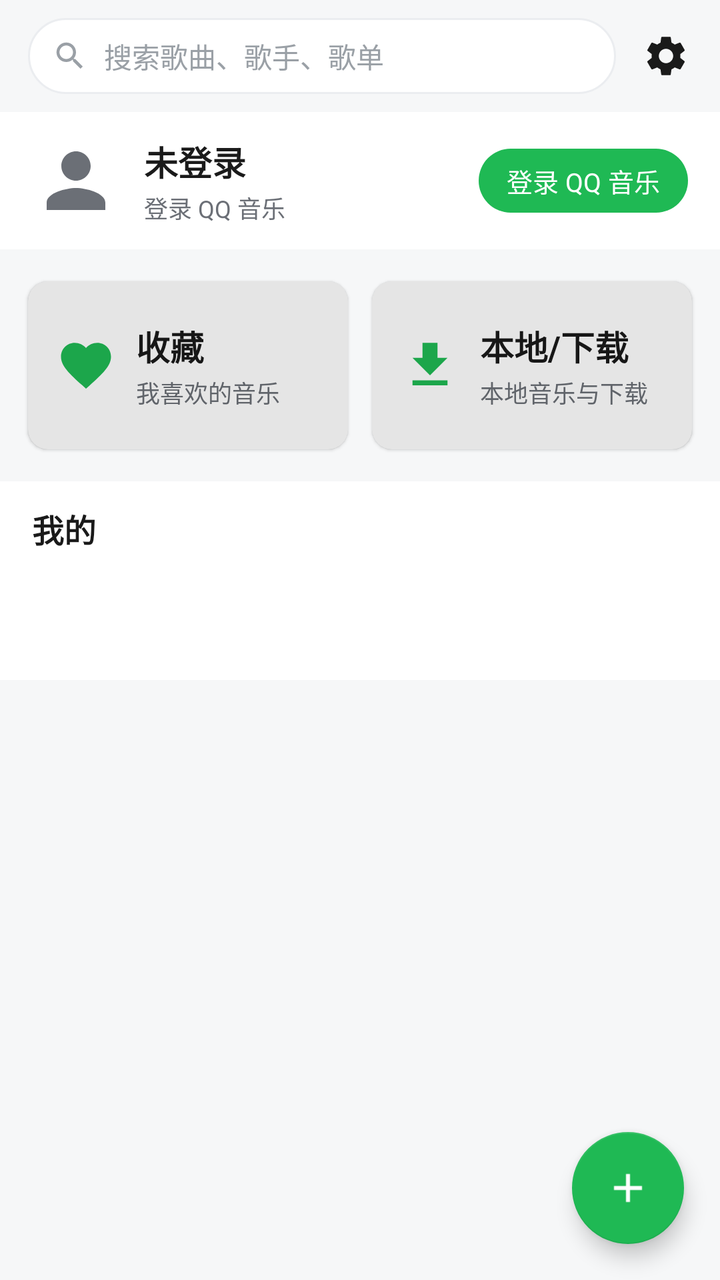
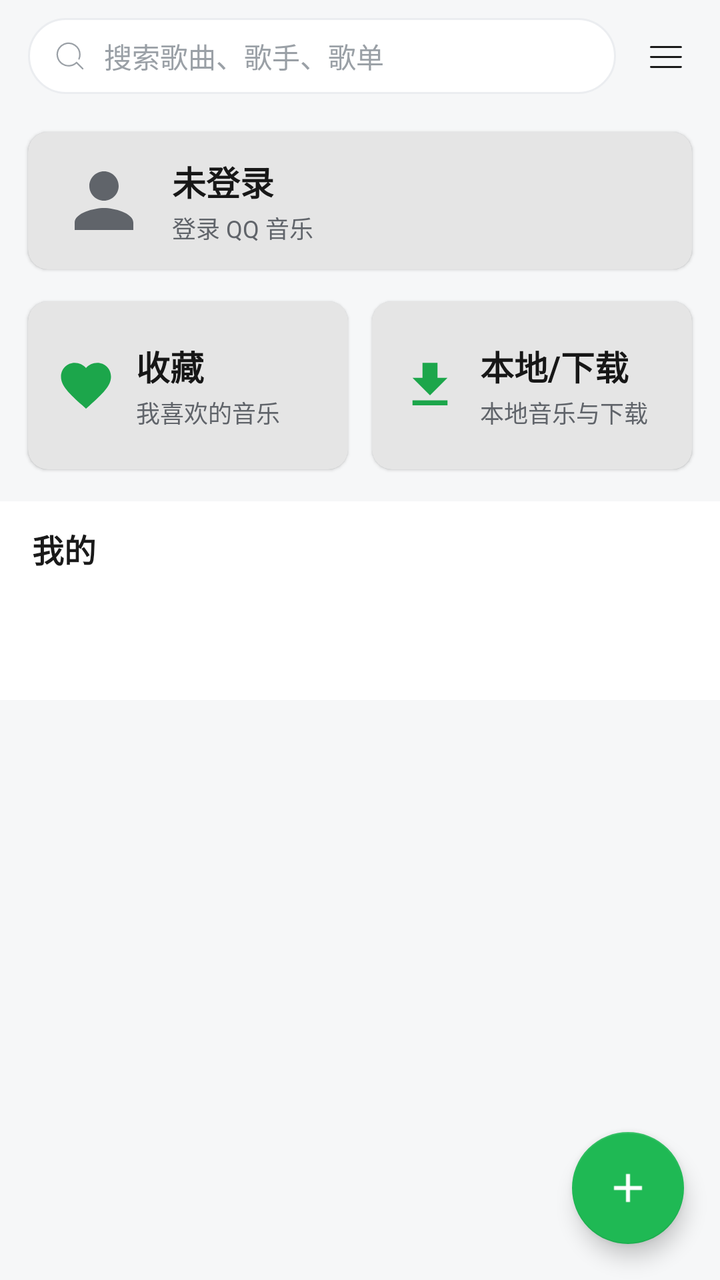

Screens rendered from an Android XML layout before and after an edit, with the pre-edit source and the edit as a unified diff.
<!-- AndroidManifest.xml: application theme Theme.QQMusicPortable -->
<!-- res/layout/fragment_mine.xml -->
<?xml version="1.0" encoding="utf-8"?>
<androidx.coordinatorlayout.widget.CoordinatorLayout xmlns:android="http://schemas.android.com/apk/res/android"
    xmlns:app="http://schemas.android.com/apk/res-auto"
    android:layout_width="match_parent"
    android:layout_height="match_parent"
    android:background="@color/bg_page">

    <androidx.core.widget.NestedScrollView
        android:id="@+id/mine_scroll"
        android:layout_width="match_parent"
        android:layout_height="match_parent"
        android:clipToPadding="false"
        android:paddingBottom="16dp">

        <LinearLayout
            android:layout_width="match_parent"
            android:layout_height="wrap_content"
            android:orientation="vertical">

            <include layout="@layout/view_top_bar" />

            
            <LinearLayout
                android:id="@+id/account_row"
                android:layout_width="match_parent"
                android:layout_height="wrap_content"
                android:background="@color/bg_card"
                android:gravity="center_vertical"
                android:orientation="horizontal"
                android:paddingStart="16dp"
                android:paddingTop="12dp"
                android:paddingEnd="16dp"
                android:paddingBottom="12dp">

                <com.google.android.material.imageview.ShapeableImageView
                    android:id="@+id/account_avatar"
                    android:layout_width="44dp"
                    android:layout_height="44dp"
                    android:contentDescription="@string/settings_account"
                    android:scaleType="centerCrop"
                    android:src="@drawable/ic_person"
                    app:shapeAppearanceOverlay="@style/MiniCoverShape" />

                <LinearLayout
                    android:layout_width="0dp"
                    android:layout_height="wrap_content"
                    android:layout_marginStart="12dp"
                    android:layout_weight="1"
                    android:orientation="vertical">

                    <TextView
                        android:id="@+id/account_name"
                        style="@style/Text.Title"
                        android:layout_width="match_parent"
                        android:layout_height="wrap_content"
                        android:ellipsize="end"
                        android:maxLines="1"
                        android:text="@string/not_login" />

                    <TextView
                        android:id="@+id/account_sub"
                        style="@style/Text.Secondary"
                        android:layout_width="match_parent"
                        android:layout_height="wrap_content"
                        android:layout_marginTop="2dp"
                        android:text="@string/login_now" />
                </LinearLayout>

                <TextView
                    android:id="@+id/account_action"
                    android:layout_width="wrap_content"
                    android:layout_height="32dp"
                    android:background="@drawable/bg_pill_brand"
                    android:gravity="center"
                    android:paddingStart="14dp"
                    android:paddingEnd="14dp"
                    android:text="@string/login_now"
                    android:textColor="@color/white"
                    android:textSize="13sp" />
            </LinearLayout>

            
            <LinearLayout
                android:layout_width="match_parent"
                android:layout_height="wrap_content"
                android:layout_marginTop="10dp"
                android:orientation="horizontal"
                android:paddingStart="8dp"
                android:paddingEnd="8dp">

                <androidx.cardview.widget.CardView
                    android:id="@+id/card_favorite"
                    style="@style/Card.Base"
                    android:layout_width="0dp"
                    android:layout_height="84dp"
                    android:layout_margin="6dp"
                    android:layout_weight="1"
                    android:foreground="@color/ripple">

                    <LinearLayout
                        android:layout_width="match_parent"
                        android:layout_height="match_parent"
                        android:gravity="center_vertical"
                        android:orientation="horizontal"
                        android:paddingStart="14dp"
                        android:paddingEnd="10dp">

                        <ImageView
                            android:layout_width="30dp"
                            android:layout_height="30dp"
                            android:contentDescription="@string/card_favorite"
                            android:src="@drawable/ic_favorite"
                            app:tint="@color/brand" />

                        <LinearLayout
                            android:layout_width="0dp"
                            android:layout_height="wrap_content"
                            android:layout_marginStart="10dp"
                            android:layout_weight="1"
                            android:orientation="vertical">

                            <TextView
                                style="@style/Text.Title"
                                android:layout_width="wrap_content"
                                android:layout_height="wrap_content"
                                android:text="@string/card_favorite" />

                            <TextView
                                android:id="@+id/favorite_sub"
                                style="@style/Text.Secondary"
                                android:layout_width="wrap_content"
                                android:layout_height="wrap_content"
                                android:layout_marginTop="2dp"
                                android:text="@string/card_favorite_desc" />
                        </LinearLayout>
                    </LinearLayout>
                </androidx.cardview.widget.CardView>

                <androidx.cardview.widget.CardView
                    android:id="@+id/card_local"
                    style="@style/Card.Base"
                    android:layout_width="0dp"
                    android:layout_height="84dp"
                    android:layout_margin="6dp"
                    android:layout_weight="1"
                    android:foreground="@color/ripple">

                    <LinearLayout
                        android:layout_width="match_parent"
                        android:layout_height="match_parent"
                        android:gravity="center_vertical"
                        android:orientation="horizontal"
                        android:paddingStart="14dp"
                        android:paddingEnd="10dp">

                        <ImageView
                            android:layout_width="30dp"
                            android:layout_height="30dp"
                            android:contentDescription="@string/card_local"
                            android:src="@drawable/ic_download"
                            app:tint="@color/brand" />

                        <LinearLayout
                            android:layout_width="0dp"
                            android:layout_height="wrap_content"
                            android:layout_marginStart="10dp"
                            android:layout_weight="1"
                            android:orientation="vertical">

                            <TextView
                                style="@style/Text.Title"
                                android:layout_width="wrap_content"
                                android:layout_height="wrap_content"
                                android:text="@string/card_local" />

                            <TextView
                                android:id="@+id/local_sub"
                                style="@style/Text.Secondary"
                                android:layout_width="wrap_content"
                                android:layout_height="wrap_content"
                                android:layout_marginTop="2dp"
                                android:text="@string/card_local_desc" />
                        </LinearLayout>
                    </LinearLayout>
                </androidx.cardview.widget.CardView>
            </LinearLayout>

            
            <LinearLayout
                android:layout_width="match_parent"
                android:layout_height="wrap_content"
                android:layout_marginTop="10dp"
                android:background="@color/bg_card"
                android:orientation="vertical"
                android:paddingTop="12dp">

                <TextView
                    style="@style/Text.Section"
                    android:layout_width="match_parent"
                    android:layout_height="wrap_content"
                    android:paddingStart="16dp"
                    android:paddingEnd="16dp"
                    android:text="@string/tab_mine" />

                <com.google.android.material.tabs.TabLayout
                    android:id="@+id/playlist_tabs"
                    android:layout_width="match_parent"
                    android:layout_height="wrap_content"
                    android:layout_marginTop="4dp"
                    app:tabGravity="start"
                    app:tabIndicatorColor="@color/brand"
                    app:tabIndicatorFullWidth="false"
                    app:tabMode="scrollable"
                    app:tabSelectedTextColor="@color/brand"
                    app:tabTextColor="@color/text_secondary" />

                <androidx.recyclerview.widget.RecyclerView
                    android:id="@+id/playlist_recycler"
                    android:layout_width="match_parent"
                    android:layout_height="wrap_content"
                    android:layout_marginTop="4dp"
                    android:nestedScrollingEnabled="false"
                    android:paddingBottom="8dp" />
            </LinearLayout>
        </LinearLayout>
    </androidx.core.widget.NestedScrollView>

    <com.google.android.material.floatingactionbutton.FloatingActionButton
        android:id="@+id/fab_create_playlist"
        android:layout_width="wrap_content"
        android:layout_height="wrap_content"
        android:layout_gravity="bottom|end"
        android:layout_margin="18dp"
        android:contentDescription="@string/create_playlist"
        android:src="@drawable/ic_add"
        app:backgroundTint="@color/brand"
        app:tint="@color/white" />

    <ProgressBar
        android:id="@+id/loading"
        android:layout_width="32dp"
        android:layout_height="32dp"
        android:layout_gravity="center"
        android:indeterminateTint="@color/brand"
        android:visibility="gone" />
</androidx.coordinatorlayout.widget.CoordinatorLayout>
<!-- res/layout/view_top_bar.xml (included above) -->
<?xml version="1.0" encoding="utf-8"?>
<LinearLayout xmlns:android="http://schemas.android.com/apk/res/android"
    xmlns:app="http://schemas.android.com/apk/res-auto"
    android:id="@+id/top_bar"
    android:layout_width="match_parent"
    android:layout_height="56dp"
    android:background="@color/bg_page"
    android:gravity="center_vertical"
    android:orientation="horizontal"
    android:paddingStart="14dp"
    android:paddingEnd="6dp">

    <LinearLayout
        android:id="@+id/search_box"
        android:layout_width="0dp"
        android:layout_height="38dp"
        android:layout_weight="1"
        android:background="@drawable/bg_search_box"
        android:gravity="center_vertical"
        android:orientation="horizontal"
        android:paddingStart="12dp"
        android:paddingEnd="12dp">

        <ImageView
            android:layout_width="18dp"
            android:layout_height="18dp"
            android:contentDescription="@string/action_search"
            android:src="@drawable/ic_search"
            app:tint="@color/text_hint" />

        <TextView
            android:id="@+id/search_hint"
            android:layout_width="0dp"
            android:layout_height="wrap_content"
            android:layout_marginStart="8dp"
            android:layout_weight="1"
            android:ellipsize="end"
            android:maxLines="1"
            android:text="@string/search_hint"
            android:textColor="@color/text_hint"
            android:textSize="14sp" />
    </LinearLayout>

    <ImageButton
        android:id="@+id/btn_settings"
        android:layout_width="42dp"
        android:layout_height="42dp"
        android:layout_marginStart="4dp"
        android:background="?android:attr/selectableItemBackgroundBorderless"
        android:contentDescription="@string/action_settings"
        android:padding="9dp"
        android:src="@drawable/ic_settings"
        app:tint="@color/text_primary" />
</LinearLayout>
<!-- resources referenced by this layout -->
<resources>
  <color name="bg_card">#FFFFFFFF</color>
  <color name="bg_page">#FFF6F7F8</color>
  <color name="brand">#FF1FB954</color>
  <color name="ripple">#1A000000</color>
  <color name="text_hint">#FF9AA0A6</color>
  <color name="text_primary">#FF1A1A1A</color>
  <color name="text_secondary">#FF6B6F76</color>
  <color name="white">#FFFFFFFF</color>
  <!-- drawable bg_pill_brand (drawable) -->
  <?xml version="1.0" encoding="utf-8"?>
  <shape xmlns:android="http://schemas.android.com/apk/res/android"
      android:shape="rectangle">
      <solid android:color="@color/brand" />
      <corners android:radius="16dp" />
  </shape>
  <!-- drawable ic_search (drawable) -->
  <vector xmlns:android="http://schemas.android.com/apk/res/android"
      android:width="24dp"
      android:height="24dp"
      android:viewportWidth="24"
      android:viewportHeight="24"
      android:tint="?attr/colorControlNormal">
      <path
          android:fillColor="@android:color/white"
          android:pathData="M15.5,14h-0.79l-0.28,-0.27C15.41,12.59 16,11.11 16,9.5 16,5.91 13.09,3 9.5,3S3,5.91 3,9.5 5.91,16 9.5,16c1.61,0 3.09,-0.59 4.23,-1.57l0.27,0.28v0.79l5,4.99L20.49,19l-4.99,-5zM9.5,14C7.01,14 5,11.99 5,9.5S7.01,5 9.5,5 14,7.01 14,9.5 11.99,14 9.5,14z" />
  </vector>
  <!-- drawable ic_settings (drawable) -->
  <vector xmlns:android="http://schemas.android.com/apk/res/android"
      android:width="24dp"
      android:height="24dp"
      android:viewportWidth="24"
      android:viewportHeight="24"
      android:tint="?attr/colorControlNormal">
      <path
          android:fillColor="@android:color/white"
          android:pathData="M19.14,12.94c0.04,-0.3 0.06,-0.61 0.06,-0.94c0,-0.32 -0.02,-0.64 -0.07,-0.94l2.03,-1.58c0.18,-0.14 0.23,-0.41 0.12,-0.61l-1.92,-3.32c-0.12,-0.22 -0.37,-0.29 -0.59,-0.22l-2.39,0.96c-0.5,-0.38 -1.03,-0.7 -1.62,-0.94L14.4,2.81c-0.04,-0.24 -0.24,-0.41 -0.48,-0.41h-3.84c-0.24,0 -0.43,0.17 -0.47,0.41L9.25,5.35C8.66,5.59 8.12,5.92 7.63,6.29L5.24,5.33c-0.22,-0.08 -0.47,0 -0.59,0.22L2.74,8.87C2.62,9.08 2.66,9.34 2.86,9.48l2.03,1.58C4.84,11.36 4.8,11.69 4.8,12s0.02,0.64 0.07,0.94l-2.03,1.58c-0.18,0.14 -0.23,0.41 -0.12,0.61l1.92,3.32c0.12,0.22 0.37,0.29 0.59,0.22l2.39,-0.96c0.5,0.38 1.03,0.7 1.62,0.94l0.36,2.54c0.05,0.24 0.24,0.41 0.48,0.41h3.84c0.24,0 0.44,-0.17 0.47,-0.41l0.36,-2.54c0.59,-0.24 1.13,-0.56 1.62,-0.94l2.39,0.96c0.22,0.08 0.47,0 0.59,-0.22l1.92,-3.32c0.12,-0.22 0.07,-0.47 -0.12,-0.61L19.14,12.94zM12,15.6c-1.98,0 -3.6,-1.62 -3.6,-3.6s1.62,-3.6 3.6,-3.6s3.6,1.62 3.6,3.6S13.98,15.6 12,15.6z" />
  </vector>
  <string name="action_search">搜索</string>
  <string name="action_settings">设置</string>
  <string name="card_favorite">收藏</string>
  <string name="card_favorite_desc">我喜欢的音乐</string>
  <string name="card_local">本地/下载</string>
  <string name="card_local_desc">本地音乐与下载</string>
  <string name="create_playlist">新建歌单</string>
  <string name="login_now">登录 QQ 音乐</string>
  <string name="not_login">未登录</string>
  <string name="search_hint">搜索歌曲、歌手、歌单</string>
  <string name="settings_account">账号</string>
  <string name="tab_mine">我的</string>
  <style name="MiniCoverShape">
          <item name="cornerSize">8dp</item>
      </style>
  <style name="Text.Secondary" parent="android:Widget.TextView">
          <item name="android:textSize">12sp</item>
          <item name="android:textColor">@color/text_secondary</item>
      </style>
  <style name="Text.Section" parent="android:Widget.TextView">
          <item name="android:textSize">16sp</item>
          <item name="android:textStyle">bold</item>
          <item name="android:textColor">@color/text_primary</item>
      </style>
  <style name="Text.Title" parent="android:Widget.TextView">
          <item name="android:textSize">17sp</item>
          <item name="android:textStyle">bold</item>
          <item name="android:textColor">@color/text_primary</item>
      </style>
  <color name="divider">#FFEBEDF0</color>
  <color name="brand_dark">#FF15964A</color>
  <!-- unchanged entries left out for length: 7 -->
</resources>

<!-- the commit's change to res/layout/fragment_mine.xml (unified diff, before → after) -->
@@ -20,64 +20,61 @@
             <include layout="@layout/view_top_bar" />
 
             
-            <LinearLayout
+            <androidx.cardview.widget.CardView
                 android:id="@+id/account_row"
+                style="@style/Card.Base"
                 android:layout_width="match_parent"
                 android:layout_height="wrap_content"
-                android:background="@color/bg_card"
-                android:gravity="center_vertical"
-                android:orientation="horizontal"
-                android:paddingStart="16dp"
-                android:paddingTop="12dp"
-                android:paddingEnd="16dp"
-                android:paddingBottom="12dp">
-
-                <com.google.android.material.imageview.ShapeableImageView
-                    android:id="@+id/account_avatar"
-                    android:layout_width="44dp"
-                    android:layout_height="44dp"
-                    android:contentDescription="@string/settings_account"
-                    android:scaleType="centerCrop"
-                    android:src="@drawable/ic_person"
-                    app:shapeAppearanceOverlay="@style/MiniCoverShape" />
+                android:layout_marginStart="14dp"
+                android:layout_marginTop="10dp"
+                android:layout_marginEnd="14dp"
+                android:foreground="@color/ripple">
 
                 <LinearLayout
-                    android:layout_width="0dp"
-                    android:layout_height="wrap_content"
-                    android:layout_marginStart="12dp"
-                    android:layout_weight="1"
-                    android:orientation="vertical">
-
-                    <TextView
-                        android:id="@+id/account_name"
-                        style="@style/Text.Title"
-                        android:layout_width="match_parent"
+                    android:layout_width="match_parent"
+                    android:layout_height="wrap_content"
+                    android:gravity="center_vertical"
+                    android:orientation="horizontal"
+                    android:paddingStart="16dp"
+                    android:paddingTop="12dp"
+                    android:paddingEnd="16dp"
+                    android:paddingBottom="12dp">
+
+                    <com.google.android.material.imageview.ShapeableImageView
+                        android:id="@+id/account_avatar"
+                        android:layout_width="44dp"
+                        android:layout_height="44dp"
+                        android:contentDescription="@string/settings_account"
+                        android:scaleType="centerCrop"
+                        android:src="@drawable/ic_person"
+                        app:shapeAppearanceOverlay="@style/MiniCoverShape" />
+
+                    <LinearLayout
+                        android:layout_width="0dp"
                         android:layout_height="wrap_content"
-                        android:ellipsize="end"
-                        android:maxLines="1"
-                        android:text="@string/not_login" />
-
-                    <TextView
-                        android:id="@+id/account_sub"
-                        style="@style/Text.Secondary"
-                        android:layout_width="match_parent"
-                        android:layout_height="wrap_content"
-                        android:layout_marginTop="2dp"
-                        android:text="@string/login_now" />
+                        android:layout_marginStart="12dp"
+                        android:layout_weight="1"
+                        android:orientation="vertical">
+
+                        <TextView
+                            android:id="@+id/account_name"
+                            style="@style/Text.Title"
+                            android:layout_width="match_parent"
+                            android:layout_height="wrap_content"
+                            android:ellipsize="end"
+                            android:maxLines="1"
+                            android:text="@string/not_login" />
+
+                        <TextView
+                            android:id="@+id/account_sub"
+                            style="@style/Text.Secondary"
+                            android:layout_width="match_parent"
+                            android:layout_height="wrap_content"
+                            android:layout_marginTop="2dp"
+                            android:text="@string/login_now" />
+                    </LinearLayout>
                 </LinearLayout>
-
-                <TextView
-                    android:id="@+id/account_action"
-                    android:layout_width="wrap_content"
-                    android:layout_height="32dp"
-                    android:background="@drawable/bg_pill_brand"
-                    android:gravity="center"
-                    android:paddingStart="14dp"
-                    android:paddingEnd="14dp"
-                    android:text="@string/login_now"
-                    android:textColor="@color/white"
-                    android:textSize="13sp" />
-            </LinearLayout>
+            </androidx.cardview.widget.CardView>
 
             
             <LinearLayout
<!-- resource entries referenced after the edit -->
@@ -8,34 +8,30 @@
   <color name="text_primary">#FF1A1A1A</color>
   <color name="text_secondary">#FF6B6F76</color>
   <color name="white">#FFFFFFFF</color>
-  <!-- drawable bg_pill_brand (drawable) -->
-  <?xml version="1.0" encoding="utf-8"?>
-  <shape xmlns:android="http://schemas.android.com/apk/res/android"
-      android:shape="rectangle">
-      <solid android:color="@color/brand" />
-      <corners android:radius="16dp" />
-  </shape>
   <!-- drawable ic_search (drawable) -->
   <vector xmlns:android="http://schemas.android.com/apk/res/android"
       android:width="24dp"
       android:height="24dp"
-      android:viewportWidth="24"
-      android:viewportHeight="24"
+      android:viewportWidth="1024"
+      android:viewportHeight="1024"
       android:tint="?attr/colorControlNormal">
       <path
           android:fillColor="@android:color/white"
-          android:pathData="M15.5,14h-0.79l-0.28,-0.27C15.41,12.59 16,11.11 16,9.5 16,5.91 13.09,3 9.5,3S3,5.91 3,9.5 5.91,16 9.5,16c1.61,0 3.09,-0.59 4.23,-1.57l0.27,0.28v0.79l5,4.99L20.49,19l-4.99,-5zM9.5,14C7.01,14 5,11.99 5,9.5S7.01,5 9.5,5 14,7.01 14,9.5 11.99,14 9.5,14z" />
+          android:pathData="M888.68161,857.569677l-175.091014,-175.091014a21.331751,21.331751 0,0 0,-30.163096 0c-0.85327,0.85327 -1.279905,1.919858 -1.919858,2.858454-100.98451,98.382037 -259.650076,112.162348 -377.699987,32.338935C166.175196,624.669617 129.228603,438.059457 221.424431,301.621576A295.444755,295.444755 0,0 1,357.307687 192.061702a301.716289,301.716289 0,0 1,280.811173 30.632395,301.716289 301.716289 0,0 1,133.238118 248.941537,294.719475 294.719475 0,0 1,-22.355675 114.082205,21.331751 21.331751 0,0 0,39.421076 16.297458,336.572371 336.572371 0,0 0,25.598102 -130.550317,344.337128 344.337128 0,0 0,-152.01006 -284.138927A344.294465,344.294465 0,0 0,341.522191 152.512635 337.681622,337.681622 0,0 0,186.056388 277.772679c-105.378851,155.935101 -63.227311,369.167287 93.859705,475.271417a344.635773,344.635773 0,0 0,193.180339 59.046287,341.180029 341.180029 0,0 0,225.177966 -84.601725l160.244116,160.244115a21.246424,21.246424 0,0 0,30.163096 0,21.331751 21.331751 0,0 0,0 -30.163096" />
   </vector>
   <!-- drawable ic_settings (drawable) -->
   <vector xmlns:android="http://schemas.android.com/apk/res/android"
       android:width="24dp"
       android:height="24dp"
-      android:viewportWidth="24"
-      android:viewportHeight="24"
+      android:viewportWidth="1024"
+      android:viewportHeight="1024"
       android:tint="?attr/colorControlNormal">
       <path
           android:fillColor="@android:color/white"
-          android:pathData="M19.14,12.94c0.04,-0.3 0.06,-0.61 0.06,-0.94c0,-0.32 -0.02,-0.64 -0.07,-0.94l2.03,-1.58c0.18,-0.14 0.23,-0.41 0.12,-0.61l-1.92,-3.32c-0.12,-0.22 -0.37,-0.29 -0.59,-0.22l-2.39,0.96c-0.5,-0.38 -1.03,-0.7 -1.62,-0.94L14.4,2.81c-0.04,-0.24 -0.24,-0.41 -0.48,-0.41h-3.84c-0.24,0 -0.43,0.17 -0.47,0.41L9.25,5.35C8.66,5.59 8.12,5.92 7.63,6.29L5.24,5.33c-0.22,-0.08 -0.47,0 -0.59,0.22L2.74,8.87C2.62,9.08 2.66,9.34 2.86,9.48l2.03,1.58C4.84,11.36 4.8,11.69 4.8,12s0.02,0.64 0.07,0.94l-2.03,1.58c-0.18,0.14 -0.23,0.41 -0.12,0.61l1.92,3.32c0.12,0.22 0.37,0.29 0.59,0.22l2.39,-0.96c0.5,0.38 1.03,0.7 1.62,0.94l0.36,2.54c0.05,0.24 0.24,0.41 0.48,0.41h3.84c0.24,0 0.44,-0.17 0.47,-0.41l0.36,-2.54c0.59,-0.24 1.13,-0.56 1.62,-0.94l2.39,0.96c0.22,0.08 0.47,0 0.59,-0.22l1.92,-3.32c0.12,-0.22 0.07,-0.47 -0.12,-0.61L19.14,12.94zM12,15.6c-1.98,0 -3.6,-1.62 -3.6,-3.6s1.62,-3.6 3.6,-3.6s3.6,1.62 3.6,3.6S13.98,15.6 12,15.6z" />
+          android:pathData="M192,341.333333h638.250667a21.333333,21.333333 0,0 0,0 -42.666666H192a21.333333,21.333333 0,0 0,0 42.666666" />
+      <path
+          android:fillColor="@android:color/white"
+          android:pathData="M830.250667,510.250667H192a21.333333,21.333333 0,0 0,0 42.666666h638.250667a21.333333,21.333333 0,0 0,0 -42.666666M830.250667,723.584H192a21.333333,21.333333 0,0 0,0 42.666667h638.250667a21.333333,21.333333 0,0 0,0 -42.666667" />
   </vector>
   <string name="action_search">搜索</string>
   <string name="action_settings">设置</string>
